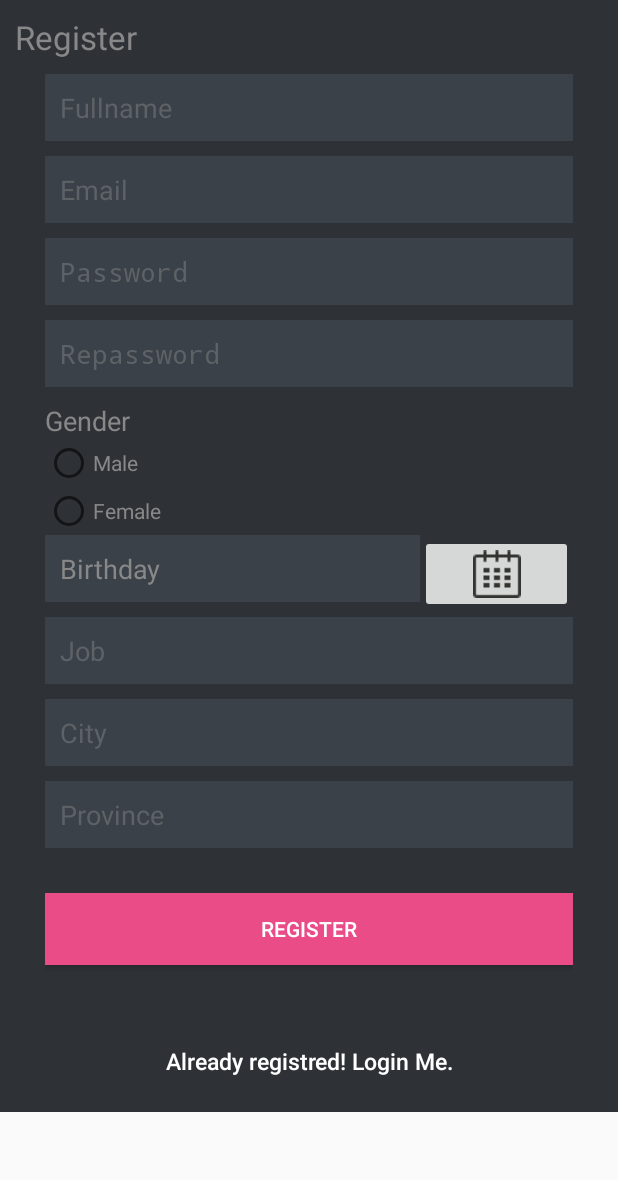
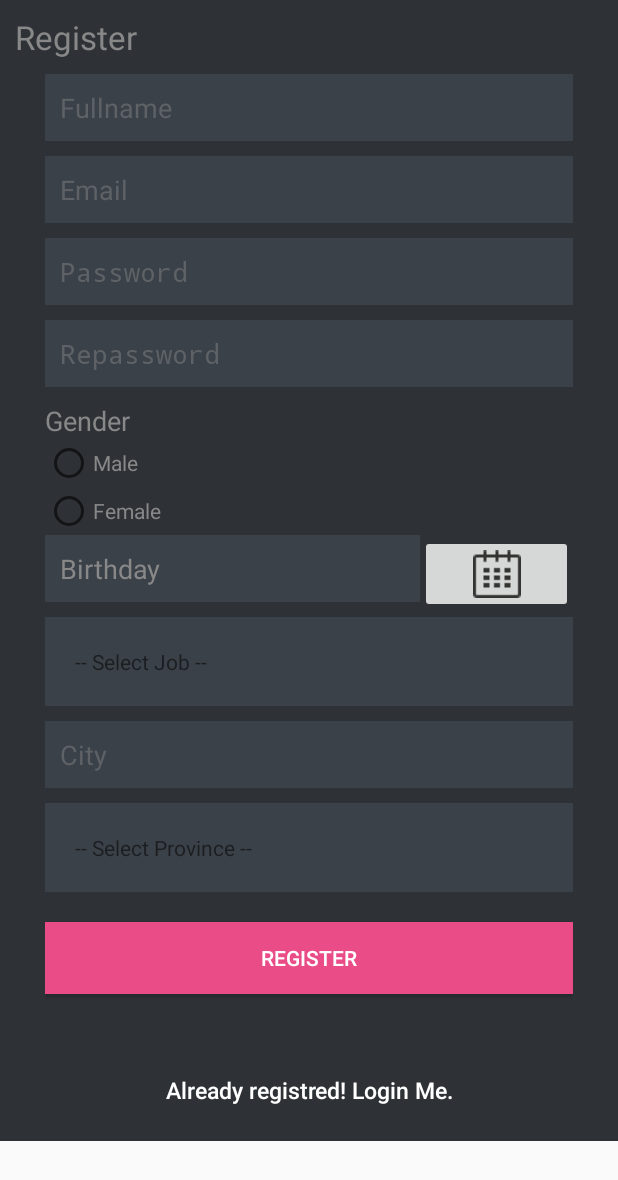
Before and after one commit to pomadgw/PPLA3, an Android app: the RegisterActivity screen opened directly, with no data from a screen before it, after a tap on "REGISTER", on a phone screen of 412 x 824 dp. Shown: the top 1180 px of the screen. Run offline under Robolectric (Android 15) with nearby library versions, the phone set to English and light mode, and no system bars; our stand-ins replace Volley.

```diff
--- a/app/app/build.gradle
+++ b/app/app/build.gradle
@@ -5,7 +5,7 @@ android {
     buildToolsVersion "23.0.2"
 
     defaultConfig {
-        applicationId "com.surverior.loginandregistration"
+        applicationId "com.surverior.android"
         minSdkVersion 15
         targetSdkVersion 23
     }
--- a/app/app/src/main/java/com/surverior/android/activity/RegisterActivity.java
+++ b/app/app/src/main/java/com/surverior/android/activity/RegisterActivity.java
@@ -10,15 +10,21 @@ import android.app.DatePickerDialog;
 import android.app.Dialog;
 import android.app.ProgressDialog;
 import android.content.Intent;
+import android.graphics.Color;
+import android.net.Uri;
 import android.os.Bundle;
 import android.util.Log;
 import android.view.View;
+import android.view.ViewGroup;
+import android.widget.ArrayAdapter;
 import android.widget.Button;
 import android.widget.DatePicker;
 import android.widget.EditText;
 import android.widget.ImageButton;
 import android.widget.RadioButton;
 import android.widget.RadioGroup;
+import android.widget.Spinner;
+import android.widget.TextView;
 import android.widget.Toast;
 
 import com.android.volley.Request.Method;
@@ -29,8 +35,11 @@ import com.android.volley.toolbox.StringRequest;
 import org.json.JSONException;
 import org.json.JSONObject;
 
+import java.util.ArrayList;
+import java.util.Arrays;
 import java.util.Calendar;
 import java.util.HashMap;
+import java.util.List;
 import java.util.Map;
 
 import com.surverior.android.R;
@@ -46,14 +55,13 @@ public class RegisterActivity extends Activity {
     private EditText inputFullName;
     private EditText inputEmail;
     private EditText inputPassword;
-    private EditText inputRepassword;
     private ProgressDialog pDialog;
     private SessionManager session;
     private SQLiteHandler db;
     //Editing
     private EditText inputCity;
-    private EditText inputJob;
-    private EditText inputProvince;
+    private Spinner inputJob;
+    private Spinner inputProvince;
     private EditText inputDate;
     private ImageButton ib;
     private Calendar cal;
@@ -73,12 +81,11 @@ public class RegisterActivity extends Activity {
         inputFullName = (EditText) findViewById(R.id.name);
         inputEmail = (EditText) findViewById(R.id.email);
         inputPassword = (EditText) findViewById(R.id.password);
-        inputJob = (EditText) findViewById(R.id.job);
+        inputJob = (Spinner) findViewById(R.id.job);
         inputCity = (EditText) findViewById(R.id.city);
-        inputProvince = (EditText) findViewById(R.id.province);
+        inputProvince = (Spinner) findViewById(R.id.province);
         btnRegister = (Button) findViewById(R.id.btnRegister);
         btnLinkToLogin = (Button) findViewById(R.id.btnLinkToLoginScreen);
-        inputRepassword = (EditText) findViewById((R.id.repassword));
 
         //input calendar
         ib = (ImageButton) findViewById(R.id.imageButton1);
@@ -107,11 +114,11 @@ public class RegisterActivity extends Activity {
             @Override
             public void onCheckedChanged(RadioGroup group, int checkedId) {
                 RadioButton rb = (RadioButton) group.findViewById(checkedId);
-                if(null!=rb && checkedId > -1){
+                if (null != rb && checkedId > -1) {
                     Toast.makeText(RegisterActivity.this, rb.getText(), Toast.LENGTH_SHORT).show();
-                    if(rb.getText().equals("Male")){
+                    if (rb.getText().equals("Male")) {
                         gender = "m";
-                    }else{
+                    } else {
                         gender = "f";
                     }
 
@@ -129,6 +136,132 @@ public class RegisterActivity extends Activity {
         // SQLite database handler
         db = new SQLiteHandler(getApplicationContext());
 
+        // Initializing a String Array
+        String[] provinceArray = new String[]{
+                "-- Select Province --",
+                "Aceh",
+                "Bali",
+                "Banten",
+                "Bengkulu",
+                "D.I.Yogyakarta",
+                "Gorontalo",
+                "Jakarta",
+                "Jambi",
+                "Jawa Barat",
+                "Jawa Tengah",
+                "Jawa Timur",
+                "Kalimantan Barat",
+                "Kalimantan Selatan",
+                "Kalimantan Tengah",
+                "Kalimantan Timur",
+                "Kalimantan Utara",
+                "Kepulauan Bangka Belitung",
+                "Kepulauan Riau",
+                "Lampung",
+                "Maluku",
+                "Maluku Utara",
+                "Nusa Tenggara Barat",
+                "Nusa Tenggara Timur",
+                "Papua",
+                "Papua Barat",
+                "Riau",
+                "Sulawesi Barat",
+                "Sulawesi Selatan",
+                "Sulawesi Tenggara",
+                "Sulawesi Utara",
+                "Sumatera Barat",
+                "Sumatera Selatan",
+                "Sumatera Utara",
+        };
+
+        String[] jobArray = new String[]{
+                "-- Select Job --",
+                "Pelajar",
+                "Mahasiswa",
+                "Karyawan",
+                "Wiraswasta"
+        };
+
+        final List<String> provinceList = new ArrayList<>(Arrays.asList(provinceArray));
+        final List<String> jobList = new ArrayList<>(Arrays.asList(jobArray));
+        // Initializing an ArrayAdapter
+        final ArrayAdapter<String> adapter = new ArrayAdapter<String>(
+                this,R.layout.spinner_item,provinceList){
+            @Override
+            public boolean isEnabled(int position){
+                if(position == 1)
+                {
+                    // Disable the second item from Spinner
+                    return false;
+                }
+                else
+                {
+                    return true;
+                }
+            }
+
+            @Override
+            public View getDropDownView(int position, View convertView,
+                                        ViewGroup parent) {
+                View view = super.getDropDownView(position, convertView, parent);
+                TextView tv = (TextView) view;
+                if(position==0) {
+                    // Set the disable item text color
+                    tv.setTextColor(Color.GRAY);
+                }
+                else {
+                    tv.setTextColor(Color.BLACK);
+                }
+                return view;
+            }
+        };
+
+        adapter.setDropDownViewResource(R.layout.spinner_item);
+        // Apply the adapter to the spinner
+        inputProvince.setAdapter(adapter);
+
+        // Initializing an ArrayAdapter
+        final ArrayAdapter<String> adapter2 = new ArrayAdapter<String>(
+                this,R.layout.spinner_item,jobList){
+            @Override
+            public boolean isEnabled(int position){
+                if(position == 1)
+                {
+                    // Disable the second item from Spinner
+                    return false;
+                }
+                else
+                {
+                    return true;
+                }
+            }
+
+            @Override
+            public View getDropDownView(int position, View convertView,
+                                        ViewGroup parent) {
+                View view = super.getDropDownView(position, convertView, parent);
+                TextView tv = (TextView) view;
+                if(position==0) {
+                    // Set the disable item text color
+                    tv.setTextColor(Color.GRAY);
+                }
+                else {
+                    tv.setTextColor(Color.BLACK);
+                }
+                return view;
+            }
+        };
+
+        adapter.setDropDownViewResource(R.layout.spinner_item);
+        // Apply the adapter to the spinner
+        inputJob.setAdapter(adapter2);
+        /*// Province input list
+        ArrayAdapter<CharSequence> adapter = ArrayAdapter.createFromResource(this,
+                R.array.province_array2, android.R.layout.simple_spinner_item);;
+        // Specify the layout to use when the list of choices appears
+        adapter.setDropDownViewResource(R.layout.spinner_item);
+        */
+
         // Check if user is already logged in or not
         if (session.isLoggedIn()) {
             // User is already logged in. Take him to main activity
@@ -144,25 +277,20 @@ public class RegisterActivity extends Activity {
                 String name = inputFullName.getText().toString().trim();
                 String email = inputEmail.getText().toString().trim();
                 String password = inputPassword.getText().toString().trim();
-                String repassword = inputRepassword.getText().toString().trim();
                 String city = inputCity.getText().toString().trim();
-                String province = inputProvince.getText().toString().trim();
-                String job = inputJob.getText().toString().trim();
+                String province = inputProvince.getSelectedItem().toString().trim();
+                String job = inputJob.getSelectedItem().toString().trim();
                 String birth= inputDate.getText().toString().trim();
 
-                if (inputPassword.equals(inputRepassword)) {
-                    if (!name.isEmpty() && !email.isEmpty() && !password.isEmpty()
-                            && !city.isEmpty() && !province.isEmpty()
-                            && !job.isEmpty() && !birth.equals("Birthday") && !gender.equals("x")) {
-                        registerUser(name, email, password, gender, birth, job, city, province);
-                    } else {
-                        Toast.makeText(getApplicationContext(),
-                                "There is empty!", Toast.LENGTH_LONG)
-                                .show();
-                    }
-                }else{
+
+                if (!name.isEmpty() && !email.isEmpty() && !password.isEmpty()
+                        && !city.isEmpty() && !province.isEmpty() && !province.equals("-- Select Province --")
+                        && !job.isEmpty() && !job.equals("-- Select Job --")
+                        && !birth.equals("Birthday") && !gender.equals("x")) {
+                    registerUser(name, email, password,gender,birth,job,city,province);
+                } else {
                     Toast.makeText(getApplicationContext(),
-                            "password not matching!", Toast.LENGTH_LONG)
+                            "There is empty!", Toast.LENGTH_LONG)
                             .show();
                 }
             }
--- a/app/app/src/main/res/layout/activity_register.xml
+++ b/app/app/src/main/res/layout/activity_register.xml
@@ -137,18 +137,20 @@
 
             </LinearLayout>
 
-            <EditText
+            <Spinner
                 android:id="@+id/job"
                 android:layout_width="fill_parent"
                 android:layout_height="wrap_content"
-                android:layout_marginBottom="10dp"
                 android:background="@color/input_register_bg"
                 android:hint="@string/hint_job"
-                android:inputType="textCapWords"
                 android:padding="10dp"
+                android:layout_marginBottom="10dp"
                 android:singleLine="true"
+                android:spinnerMode="dialog"
+                android:prompt="@string/hint_job"
+                android:text="@string/hint_job"
                 android:textColor="@color/input_register"
-                android:textColorHint="@color/input_register_hint" />
+                />
 
             <EditText
                 android:id="@+id/city"
@@ -163,18 +165,19 @@
                 android:textColor="@color/input_register"
                 android:textColorHint="@color/input_register_hint" />
 
-            <EditText
+            <Spinner
                 android:id="@+id/province"
                 android:layout_width="fill_parent"
                 android:layout_height="wrap_content"
-                android:layout_marginBottom="10dp"
                 android:background="@color/input_register_bg"
                 android:hint="@string/hint_province"
-                android:inputType="textCapWords"
                 android:padding="10dp"
                 android:singleLine="true"
+                android:spinnerMode="dialog"
+                android:prompt="@string/hint_province"
+                android:text="@string/hint_province"
                 android:textColor="@color/input_register"
-                android:textColorHint="@color/input_register_hint" />
+                />
 
 
 
--- /dev/null
+++ b/app/app/src/main/res/layout/spinner_item.xml
@@ -0,0 +1,8 @@
+<?xml version="1.0" encoding="utf-8"?>
+<TextView
+    xmlns:android="http://schemas.android.com/apk/res/android"
+    android:layout_width="match_parent"
+    android:layout_height="wrap_content"
+    android:textColorHint="@color/input_register_hint"
+    android:padding="10dp"
+    />
```
